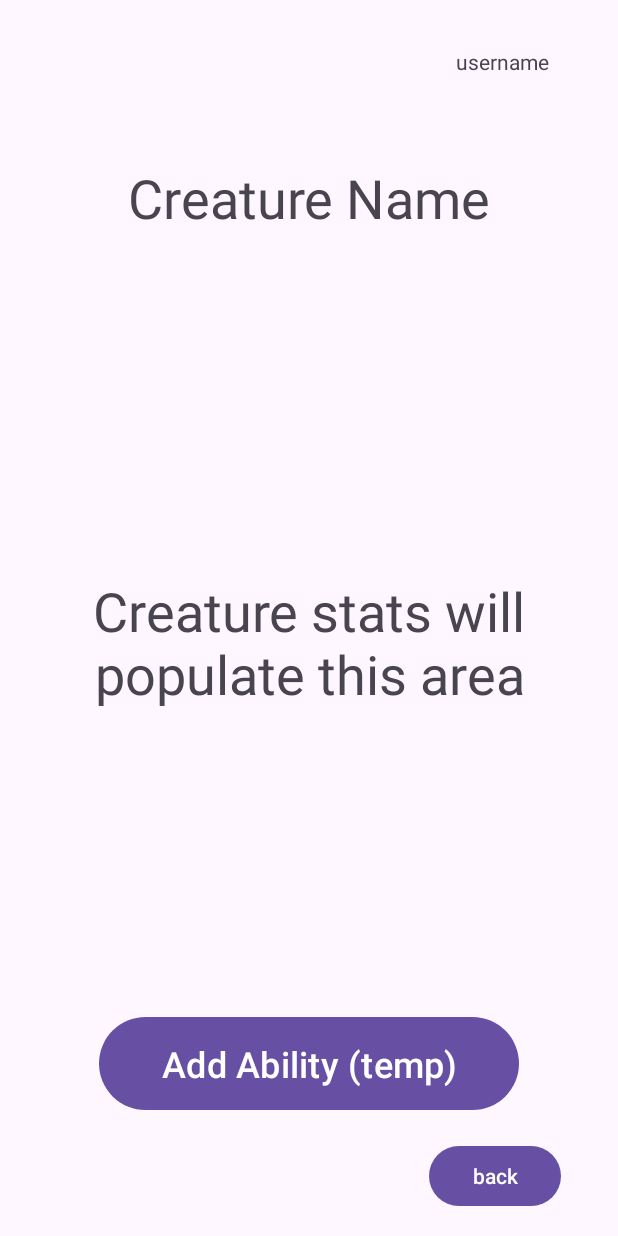
After one commit to bnhep/CST338-Project2-Application, an Android app: the CreatureViewAndEditorActivity screen opened directly, with no data from a screen before it, on a phone screen of 412 x 824 dp. The commit adds this screen. Run offline under Robolectric (Android 15) with nearby library versions, the phone set to English and light mode, and no system bars; 2 statements that could not run were skipped.

Commit message:
Added the CreatureViewAndEditorActivity landing page so that TeamViewerActivity can be tested more thoroughly. Looks good so far.

```diff
--- a/app/src/main/AndroidManifest.xml
+++ b/app/src/main/AndroidManifest.xml
@@ -12,6 +12,9 @@
         android:supportsRtl="true"
         android:theme="@style/Theme.Project2"
         tools:targetApi="31">
+        <activity
+            android:name=".CreatureViewAndEditorActivity"
+            android:exported="false" />
         <activity
             android:name=".BuildCreatureToAddToTeamActivity"
             android:exported="false" />
--- a/app/src/main/java/com/example/project2/BuildCreatureToAddToTeamActivity.java
+++ b/app/src/main/java/com/example/project2/BuildCreatureToAddToTeamActivity.java
@@ -33,22 +33,15 @@ public class BuildCreatureToAddToTeamActivity extends AppCompatActivity {
 
         setContentView(view);
 
-        binding.backButton.setOnClickListener(new View.OnClickListener() {
-            @Override
-            public void onClick(View v) {
-                Intent intent = TeamViewerActivity.TeamBuilderIntentFactory(getApplicationContext());
-                startActivity(intent);
-            }
-        });
+        slot = getIntent().getIntExtra("slotNumber", -1);
+        if (slot == -1) {
+            finish();
+        }
 
         binding.addCreatureButton.setOnClickListener(new View.OnClickListener() {
             @Override
             public void onClick(View v) {
-                slot = getIntent().getIntExtra("slotNumber", -1);
 
-                if (slot == -1) {
-                    finish();
-                }
 
                 //this is all just for testing at the moment
                 ApplicationDatabase db = ApplicationDatabase.getDatabase(getApplicationContext());
@@ -68,6 +61,14 @@ public class BuildCreatureToAddToTeamActivity extends AppCompatActivity {
                 });
             }
         });
+
+        binding.backButton.setOnClickListener(new View.OnClickListener() {
+            @Override
+            public void onClick(View v) {
+                Intent intent = TeamViewerActivity.TeamBuilderIntentFactory(getApplicationContext());
+                startActivity(intent);
+            }
+        });
     }
 
     public static Intent BuildCreatureToAddToTeamIntentFactory(Context context) {
--- /dev/null
+++ b/app/src/main/java/com/example/project2/CreatureViewAndEditorActivity.java
@@ -0,0 +1,51 @@
+package com.example.project2;
+
+import android.content.Context;
+import android.content.Intent;
+import android.os.Bundle;
+import android.view.View;
+
+import androidx.activity.EdgeToEdge;
+import androidx.appcompat.app.AppCompatActivity;
+import androidx.core.graphics.Insets;
+import androidx.core.view.ViewCompat;
+import androidx.core.view.WindowInsetsCompat;
+
+import com.example.project2.databinding.ActivityCreatureViewAndEditorBinding;
+
+public class CreatureViewAndEditorActivity extends AppCompatActivity {
+
+    ActivityCreatureViewAndEditorBinding binding;
+    private int slot;
+
+    @Override
+    protected void onCreate(Bundle savedInstanceState) {
+        super.onCreate(savedInstanceState);
+        binding = ActivityCreatureViewAndEditorBinding.inflate(getLayoutInflater());
+        View view = binding.getRoot();
+
+        setContentView(view);
+
+        slot = getIntent().getIntExtra("slotNumber", -1);
+        if (slot == -1) {
+            finish();
+        }
+
+        //after passing in the slot# from TeamViewer get reference to UserData to get the hashmap userTeam and get the creature from that slot#'s name
+        binding.creatureNameTextView.setText(UserData.getInstance().getCreatureAtSlot(slot).getName());
+
+        binding.backButton.setOnClickListener(new View.OnClickListener() {
+            @Override
+            public void onClick(View v) {
+                Intent intent = TeamViewerActivity.TeamBuilderIntentFactory(getApplicationContext());
+                startActivity(intent);
+            }
+        });
+    }
+
+    public static Intent CreatureViewAndEditorIntentFactory(Context context) {
+        Intent intent = new Intent(context, CreatureViewAndEditorActivity.class);
+
+        return intent;
+    }
+}
--- a/app/src/main/java/com/example/project2/TeamViewerActivity.java
+++ b/app/src/main/java/com/example/project2/TeamViewerActivity.java
@@ -102,16 +102,14 @@ public class TeamViewerActivity extends AppCompatActivity {
 
     public void contextualButtonChoice(int slot) {
         if (UserData.getInstance().getCreatureAtSlot(slot) != null) {
-            //launch creature viewer
-            //Intent intent = new Intent(this, TeamViewerActivity.class);
-            //intent.putExtra("slotNumber", slot);
-            //startActivity(intent);
+            //if not empty launch creature viewer
+            Intent intent = new Intent(this, CreatureViewAndEditorActivity.class);
+            intent.putExtra("slotNumber", slot);
+            startActivity(intent);
 
-            //for testing
-            Toast.makeText(TeamViewerActivity.this, "Creature in slot " + slot + ": " + UserData.getInstance().getCreatureAtSlot(slot).getName(), Toast.LENGTH_SHORT).show();
         }
         else {
-            //launch creature creator
+            //if empty launch creature creator
             Intent intent = new Intent(this, BuildCreatureToAddToTeamActivity.class);
             intent.putExtra("slotNumber", slot);
             startActivity(intent);
--- /dev/null
+++ b/app/src/main/res/layout/activity_creature_view_and_editor.xml
@@ -0,0 +1,89 @@
+<?xml version="1.0" encoding="utf-8"?>
+<androidx.constraintlayout.widget.ConstraintLayout xmlns:android="http://schemas.android.com/apk/res/android"
+    xmlns:app="http://schemas.android.com/apk/res-auto"
+    xmlns:tools="http://schemas.android.com/tools"
+    android:id="@+id/main"
+    android:layout_width="match_parent"
+    android:layout_height="match_parent"
+    tools:context=".CreatureViewAndEditorActivity">
+
+    <Space
+        android:id="@+id/userDisplaySpacer"
+        android:layout_width="225dp"
+        android:layout_height="50dp"
+        android:layout_marginTop="16dp"
+        app:layout_constraintEnd_toStartOf="@+id/usernameDisplayTextView"
+        app:layout_constraintStart_toStartOf="parent"
+        app:layout_constraintTop_toTopOf="parent" />
+
+    <TextView
+        android:id="@+id/usernameDisplayTextView"
+        android:layout_width="90dp"
+        android:layout_height="34dp"
+        android:layout_marginTop="24dp"
+        android:gravity="center"
+        android:text="username"
+        android:textSize="14sp"
+        app:layout_constraintEnd_toEndOf="parent"
+        app:layout_constraintStart_toEndOf="@+id/userDisplaySpacer"
+        app:layout_constraintTop_toTopOf="parent" />
+
+    <TextView
+        android:id="@+id/creatureNameTextView"
+        android:layout_width="match_parent"
+        android:layout_height="100dp"
+        android:layout_margin="16dp"
+        android:gravity="center"
+        android:text="Creature Name"
+        android:textSize="36sp"
+        app:layout_constraintEnd_toEndOf="parent"
+        app:layout_constraintStart_toStartOf="parent"
+        app:layout_constraintTop_toBottomOf="@id/userDisplaySpacer" />
+
+    <TextView
+        android:id="@+id/creatureStatsTextView"
+        android:layout_width="match_parent"
+        android:layout_height="350dp"
+        android:layout_margin="16dp"
+        android:gravity="center"
+        android:text="Creature stats will populate this area"
+        android:textSize="36sp"
+        app:layout_constraintEnd_toEndOf="parent"
+        app:layout_constraintStart_toStartOf="parent"
+        app:layout_constraintTop_toBottomOf="@+id/creatureNameTextView"
+        app:layout_constraintBottom_toTopOf="@+id/addAbilityButton"
+        />
+
+    <Button
+        android:id="@+id/addAbilityButton"
+        android:layout_width="280dp"
+        android:layout_height="70dp"
+        app:layout_constraintStart_toStartOf="parent"
+        app:layout_constraintEnd_toEndOf="parent"
+        app:layout_constraintBottom_toTopOf="@id/backButtonSpacer"
+        android:text="Add Ability (temp)"
+        android:textSize="24sp"
+        />
+
+    <Space
+        android:id="@+id/backButtonSpacer"
+        android:layout_width="225dp"
+        android:layout_height="80dp"
+        app:layout_constraintBottom_toBottomOf="parent"
+        app:layout_constraintEnd_toStartOf="@id/backButton"
+        app:layout_constraintStart_toStartOf="parent" />
+
+    <Button
+        android:id="@+id/backButton"
+        android:layout_width="wrap_content"
+        android:layout_height="wrap_content"
+        android:layout_margin="16dp"
+        android:layout_marginStart="40dp"
+        android:text="back"
+        android:textSize="14sp"
+        app:layout_constraintBottom_toBottomOf="parent"
+        app:layout_constraintEnd_toEndOf="parent"
+        app:layout_constraintStart_toEndOf="@+id/backButtonSpacer"
+        app:layout_constraintVertical_bias="0.5" />
+
+</androidx.constraintlayout.widget.ConstraintLayout>
```
